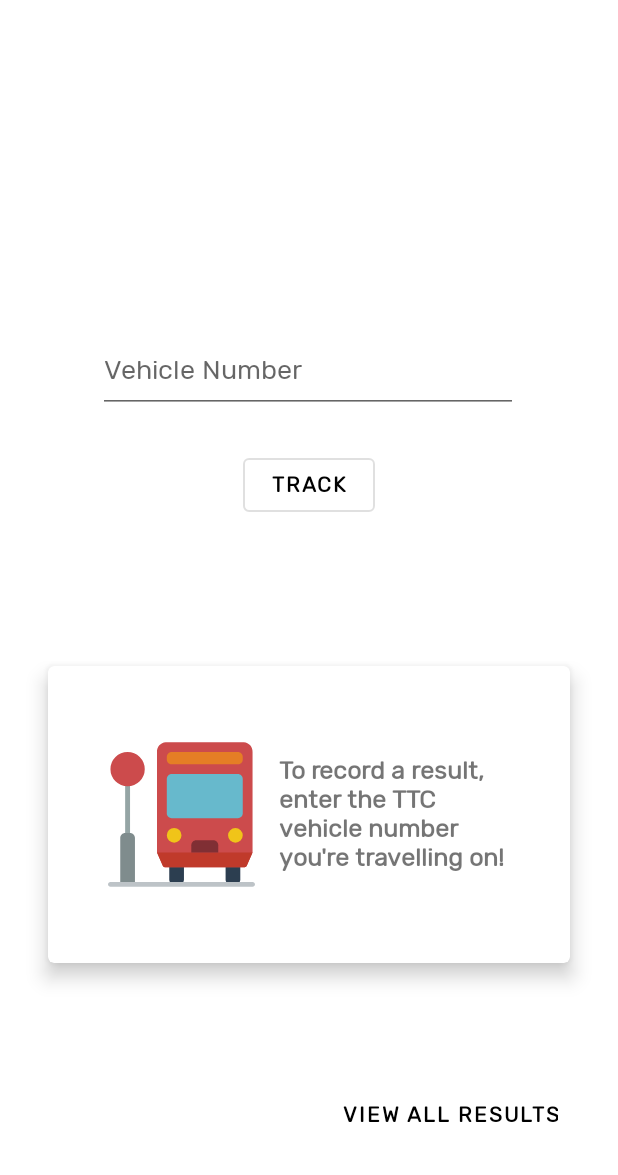
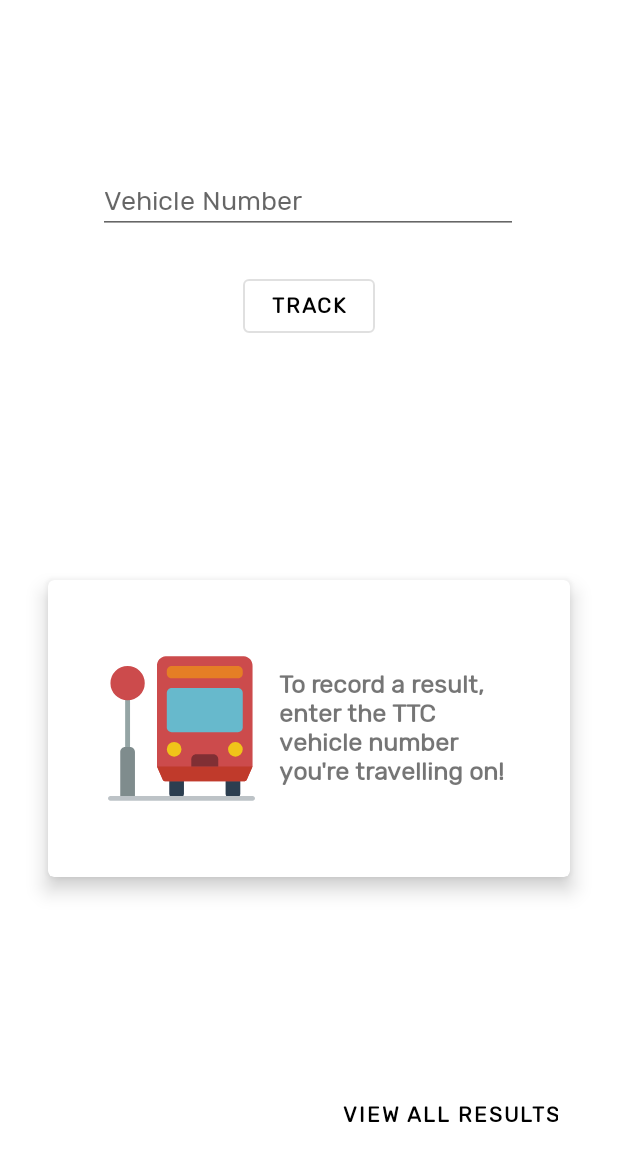
Before and after one commit to voxelpushing/TransitTrack, an Android app: the screen it shows after launch (MainActivity), on a phone screen of 412 x 824 dp, the part 61-1236 px from its top. Run offline under Robolectric (Android 15) with nearby library versions, the phone set to English and light mode, and no system bars; our stand-ins replace RxJava; plain views replace SpinKitView.

Commit message:
Improve layout on smaller screens

```diff
--- a/app/src/main/res/layout/activity_main.xml
+++ b/app/src/main/res/layout/activity_main.xml
@@ -19,14 +19,14 @@
 
     <EditText
             android:layout_width="280dp"
-            android:layout_height="56dp"
+            android:layout_height="wrap_content"
             android:hint="@string/vehicle_number_hint" app:layout_constraintEnd_toEndOf="parent"
             android:layout_marginEnd="8dp" app:layout_constraintStart_toStartOf="parent"
             android:layout_marginStart="8dp" android:layout_marginBottom="8dp"
             app:layout_constraintBottom_toBottomOf="parent" android:layout_marginTop="8dp"
             app:layout_constraintTop_toTopOf="parent" android:id="@+id/textInput" android:inputType="number"
             android:importantForAutofill="no" app:layout_constraintHorizontal_bias="0.495"
-            app:layout_constraintVertical_bias="0.335"/>
+            app:layout_constraintVertical_bias="0.19"/>
 
     <Button
             android:text="@string/track"
@@ -44,12 +44,11 @@
                                                        android:layout_marginEnd="@dimen/mtrl_card_margin"
                                                        app:layout_constraintStart_toStartOf="parent"
                                                        android:layout_marginStart="@dimen/mtrl_card_margin"
-                                                       android:layout_marginBottom="@dimen/mtrl_card_margin"
-                                                       app:layout_constraintBottom_toBottomOf="parent"
                                                        android:layout_marginTop="@dimen/mtrl_card_margin"
                                                        app:layout_constraintTop_toBottomOf="@+id/track_button"
                                                        app:cardElevation="8dp"
-                                                       app:layout_constraintVertical_bias="0.37">
+                                                       android:layout_marginBottom="8dp"
+                                                       app:layout_constraintBottom_toTopOf="@+id/viewAllResultsButton">
 
         <androidx.constraintlayout.widget.ConstraintLayout android:layout_width="match_parent"
                                                            android:layout_height="match_parent">
```
